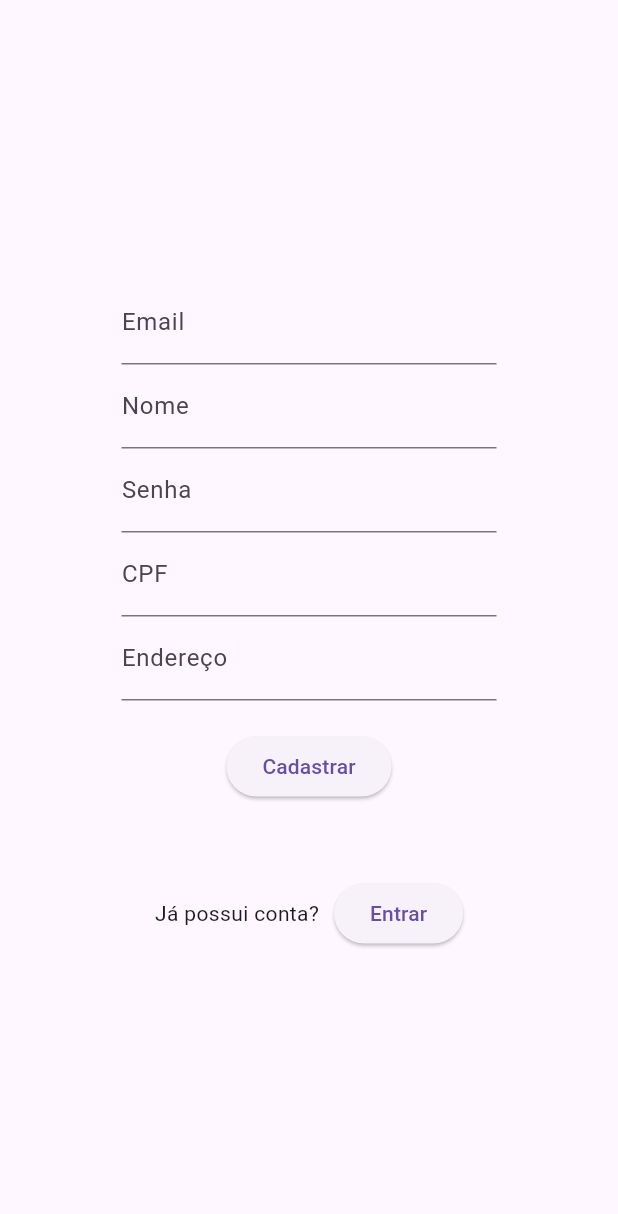
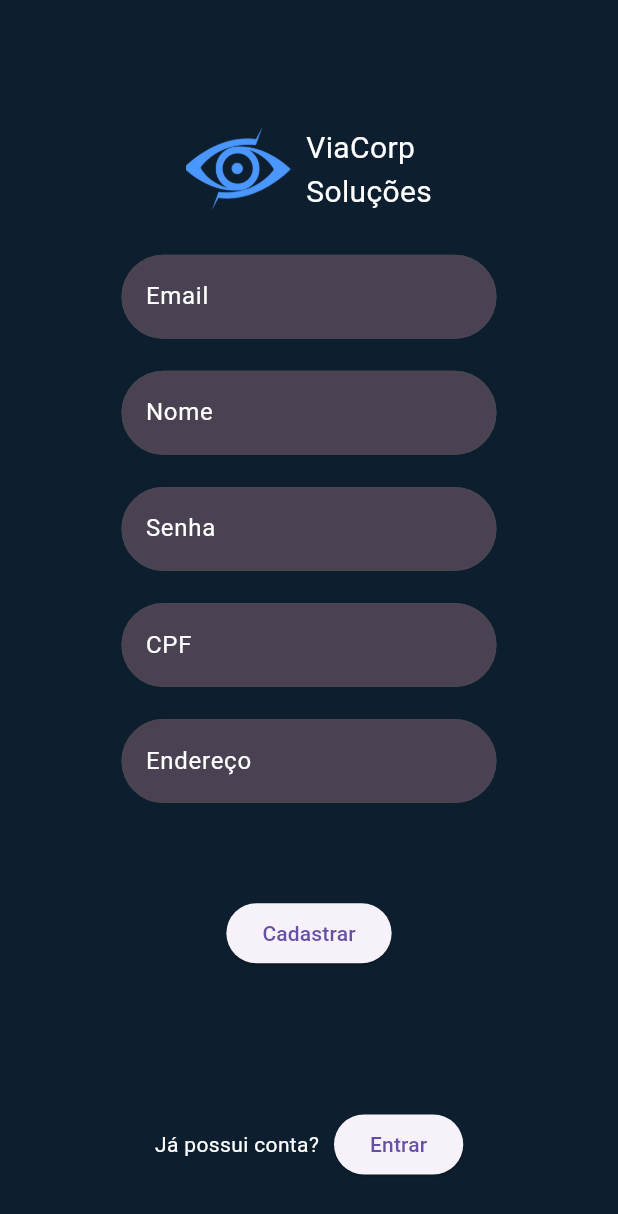
Before and after one commit to DouglasAKJ/projeto_flutter_q.i, a Flutter app: the screen it shows after launch, on a phone screen of 412 x 824 dp. Shown: the top 1214 px of the screen. Run offline on Flutter 3.47's test engine with Material 3 defaults, Android fonts, the phone set to English and light mode, and no system bars.

Commit message:
final commit

```diff
--- a/lib/agendamentoPage.dart
+++ b/lib/agendamentoPage.dart
@@ -15,12 +15,10 @@ class AgendamentosState extends State<Agendamentos> {
   TextEditingController controlNomeProduto = TextEditingController();
   TextEditingController controlTurno = TextEditingController();
   TextEditingController controlDefeito = TextEditingController();
-  //DateTime? dataPicker;
   String? dataTexto;
   DateTime hoje = DateTime.now();
   String data = '';
   int contador = 0;
-  //List<AgendamentoColumn> agendamentos = [];
 
   @override
   Widget build(BuildContext context) {
--- a/lib/loginpage.dart
+++ b/lib/loginpage.dart
@@ -18,35 +18,93 @@ class LoginPageState extends State<LoginPage> {
   @override
   Widget build(BuildContext context) {
     return Scaffold(
+      backgroundColor: const Color.fromARGB(255, 13, 31, 47),
       body: Center(
         child: SizedBox(
-          height: 450,
+          height: 750,
           width: 250,
           child: Column(
+            mainAxisAlignment: MainAxisAlignment.spaceBetween,
             children: [
+              const SizedBox(
+                height: 20,
+              ),
+              Row(
+                mainAxisAlignment: MainAxisAlignment.center,
+                children: [
+                  Container(
+                      color: const Color.fromARGB(255, 13, 31, 47),
+                      width: 70,
+                      height: 70,
+                      child: Image.asset(
+                        'assets/imglogo.png',
+                        fit: BoxFit.cover,
+                        width: 70,
+                        height: 70,
+                      )),
+                  const SizedBox(
+                    width: 10,
+                  ),
+                  const Text(
+                    "ViaCorp\nSoluções",
+                    style: TextStyle(color: Colors.white, fontSize: 20),
+                  ),
+                ],
+              ),
               TextField(
                 controller: controlEmail,
                 decoration: const InputDecoration(
+                  fillColor: Color.fromRGBO(74, 66, 82, 1),
+                  filled: true,
+                  labelStyle: TextStyle(color: Colors.white),
                   labelText: "Email",
+                  border: OutlineInputBorder(
+                      borderRadius: BorderRadius.all(Radius.circular(50))),
                 ),
               ),
               TextField(
                 controller: controlName,
                 decoration: const InputDecoration(
+                  fillColor: Color.fromRGBO(74, 66, 82, 1),
+                  filled: true,
+                  labelStyle: TextStyle(color: Colors.white),
                   labelText: "Nome",
+                  border: OutlineInputBorder(
+                      borderRadius: BorderRadius.all(Radius.circular(50))),
                 ),
               ),
               TextField(
                 controller: controlSenha,
-                decoration: const InputDecoration(labelText: "Senha"),
+                decoration: const InputDecoration(
+                  fillColor: Color.fromRGBO(74, 66, 82, 1),
+                  filled: true,
+                  labelStyle: TextStyle(color: Colors.white),
+                  labelText: "Senha",
+                  border: OutlineInputBorder(
+                      borderRadius: BorderRadius.all(Radius.circular(50))),
+                ),
               ),
               TextField(
                 controller: controlCPF,
-                decoration: const InputDecoration(labelText: "CPF"),
+                decoration: const InputDecoration(
+                  fillColor: Color.fromRGBO(74, 66, 82, 1),
+                  filled: true,
+                  labelStyle: TextStyle(color: Colors.white),
+                  labelText: "CPF",
+                  border: OutlineInputBorder(
+                      borderRadius: BorderRadius.all(Radius.circular(50))),
+                ),
               ),
               TextField(
                 controller: controlEndereco,
-                decoration: const InputDecoration(labelText: "Endereço"),
+                decoration: const InputDecoration(
+                  fillColor: Color.fromRGBO(74, 66, 82, 1),
+                  filled: true,
+                  labelStyle: TextStyle(color: Colors.white),
+                  labelText: "Endereço",
+                  border: OutlineInputBorder(
+                      borderRadius: BorderRadius.all(Radius.circular(50))),
+                ),
               ),
               const SizedBox(
                 height: 20,
@@ -77,7 +135,10 @@ class LoginPageState extends State<LoginPage> {
               Row(
                 mainAxisAlignment: MainAxisAlignment.center,
                 children: [
-                  const Text("Já possui conta?"),
+                  const Text(
+                    "Já possui conta?",
+                    style: TextStyle(color: Colors.white),
+                  ),
                   const SizedBox(
                     width: 10,
                   ),
--- a/pubspec.yaml
+++ b/pubspec.yaml
@@ -67,6 +67,7 @@ flutter:
      - assets/imgmaquina.png
      - assets/imgsecadora.png
      - assets/imgsensor.png
+     - assets/imglogo.png
   #   - images/a_dot_ham.jpeg
 
   # An image asset can refer to one or more resolution-specific "variants", see
```
Also changed, not shown: lib/Home.dart (+5 -6 lines), lib/InicioPage.dart (+6 -6 lines), lib/lojapage.dart (+5 -5 lines), assets/imglogo.png (added), lib/DTO/loja.dart (deleted).
